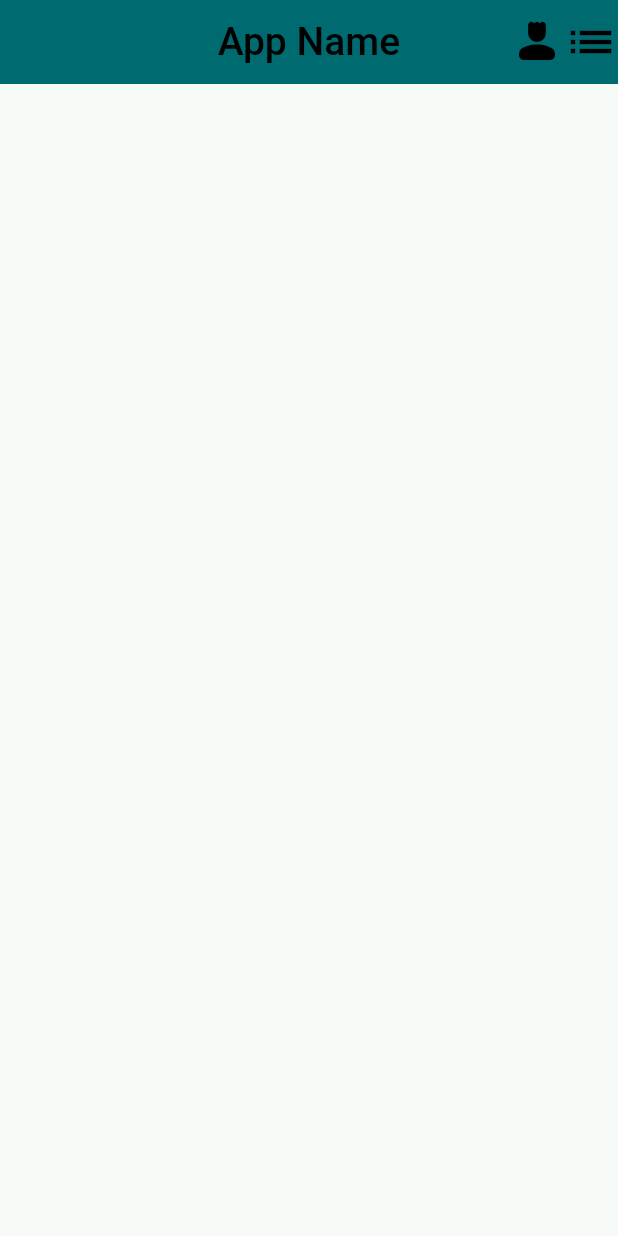
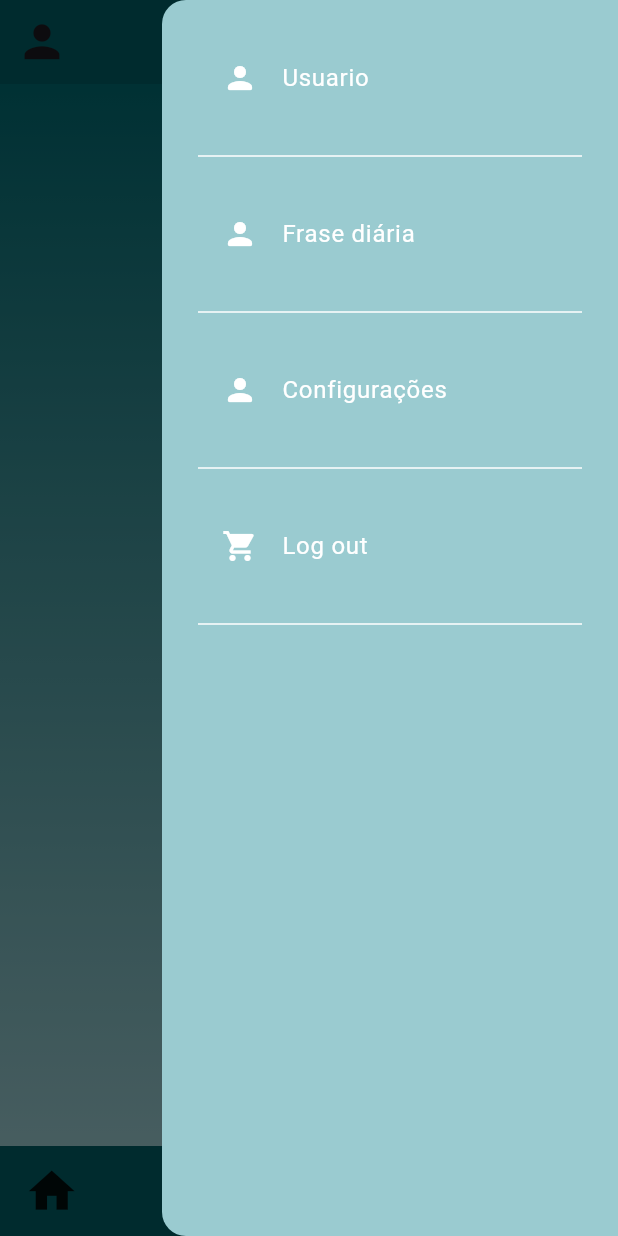
Before and after one commit to Sofislt/Projeto_PMovel_App, a Flutter app: the screen it shows after launch, with the side drawer open (before the commit the screen has no drawer), on a phone screen of 412 x 824 dp. Run offline on Flutter 3.47's test engine with Material 3 defaults, Android fonts, the phone set to English and light mode, and no system bars.

```diff
--- /dev/null
+++ b/lib/HotelApp.dart
@@ -0,0 +1,116 @@
+import 'package:flutter/material.dart';
+
+class HotelApp extends StatelessWidget {
+  @override
+  Widget build(BuildContext context) {
+    return MaterialApp(debugShowCheckedModeBanner: false, home: HotelScreen());
+  }
+}
+
+class HotelScreen extends StatelessWidget {
+  @override
+  Widget build(BuildContext context) {
+    return SafeArea(
+      child: Scaffold(
+        endDrawer: NavigationDrawer(),
+        body: Center(
+          child: Container(
+            decoration: BoxDecoration(
+              gradient: LinearGradient(
+                begin: Alignment.topCenter,
+                end: Alignment.bottomCenter,
+                colors: [Color(0xFF006A71), Color(0xFF9ACBD0)],
+              ),
+            ),
+          ),
+        ),
+        appBar: AppBar(
+          backgroundColor: Color(0xFF005E65),
+          leading: Icon(Icons.person, size: 35),
+          actions: [],
+        ),
+        bottomNavigationBar: Container(
+          height: 60,
+          color: Color(0xFF005E65),
+          child: Padding(
+            padding: EdgeInsets.only(
+              top: 4.0,
+              bottom: 4.0,
+              left: 16,
+              right: 16,
+            ),
+            child: Row(
+              mainAxisAlignment: MainAxisAlignment.spaceBetween,
+              children: [
+                Icon(Icons.home, size: 37),
+                Icon(Icons.sports_esports, size: 37),
+                Icon(Icons.bar_chart, size: 37),
+              ],
+            ),
+          ),
+        ),
+      ),
+    );
+  }
+}
+
+class NavigationDrawer extends StatelessWidget {
+  @override
+  Widget build(BuildContext context) => Drawer(
+    backgroundColor: Color(0xFF9ACBD0),
+    child: SingleChildScrollView(
+      child: Column(
+        crossAxisAlignment: CrossAxisAlignment.stretch,
+        children: <Widget>[buildHeader(context), buildMenuItems(context)],
+      ),
+    ),
+  );
+  Widget buildHeader(BuildContext context) => Container();
+  Widget buildMenuItems(BuildContext context) => Container(
+    padding: const EdgeInsets.all(24),
+    child: Wrap(
+      runSpacing: 16,
+      children: [
+        ListTile(
+          leading: const Icon(Icons.person_rounded, color: Color(0xFFFFFFFF)),
+          title: const Text(
+            'Usuario',
+            style: TextStyle(color: Color(0xFFFFFFFF)),
+          ),
+          onTap: () {},
+        ),
+        const Divider(color: Color(0xFFFFFFFF)),
+        ListTile(
+          leading: const Icon(Icons.person_rounded, color: Color(0xFFFFFFFF)),
+          title: const Text(
+            'Frase diária',
+            style: TextStyle(color: Color(0xFFFFFFFF)),
+          ),
+          onTap: () {},
+        ),
+        const Divider(color: Color(0xFFFFFFFF)),
+        ListTile(
+          leading: const Icon(Icons.person_rounded, color: Color(0xFFFFFFFF)),
+          title: const Text(
+            'Configurações',
+            style: TextStyle(color: Color(0xFFFFFFFF)),
+          ),
+          onTap: () {},
+        ),
+        const Divider(color: Color(0xFFFFFFFF)),
+        ListTile(
+          leading: const Icon(
+            Icons.local_grocery_store,
+            color: Color(0xFFFFFFFF),
+          ),
+          title: const Text(
+            'Log out',
+            style: TextStyle(color: Color(0xFFFFFFFF)),
+          ),
+          onTap: () {},
+        ),
+        const Divider(color: Color(0xFFFFFFFF)),
+      ],
+    ),
+  );
+}
--- a/lib/main.dart
+++ b/lib/main.dart
@@ -1,10 +1,13 @@
 import 'package:flutter/material.dart';
-import 'TelaPrincipal.dart';
+import 'package:projetoctozcalixto/HotelApp.dart';
+import 'package:projetoctozcalixto/main.dart';
+
 
 void main() {
   runApp(
-      MaterialApp(
-        home: TelaPrincipal(),
-      )
+    MaterialApp(
+      debugShowCheckedModeBanner: false,
+      home: HotelApp(),
+    ),
   );
 }
```
Also changed, not shown: pubspec.yaml (+16 -3 lines), assets/marazul.jpg (added), assets/praiabonita.jpg (added), assets/salinas.jpg (added), pubspec.lock, 11 other files.
